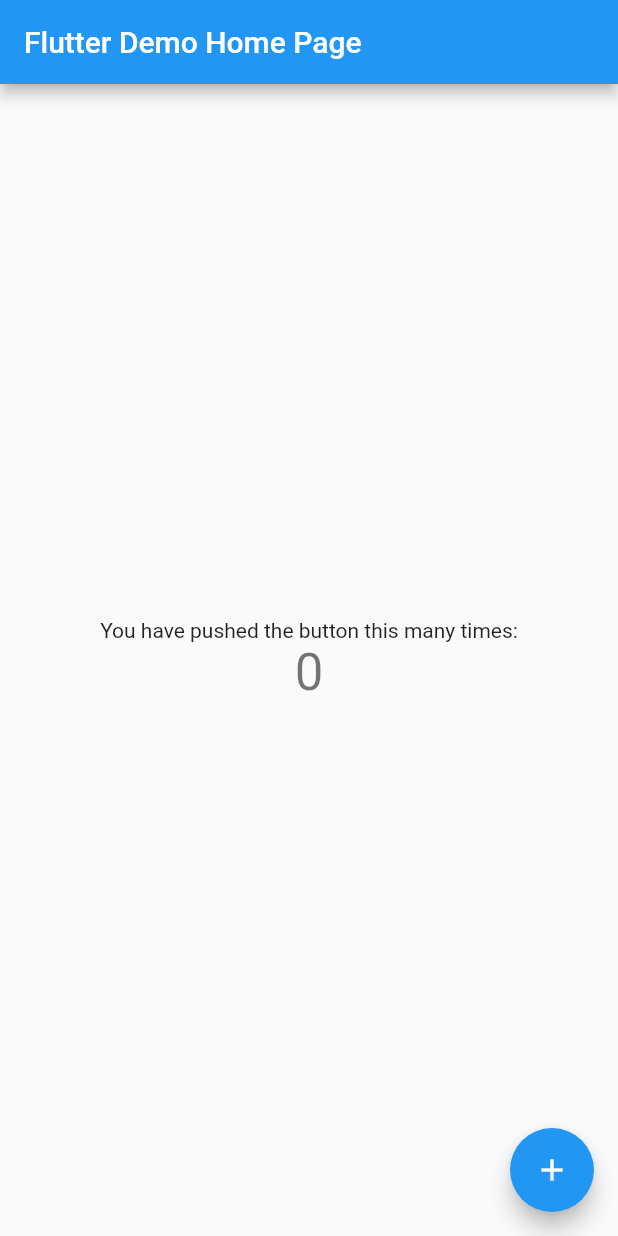
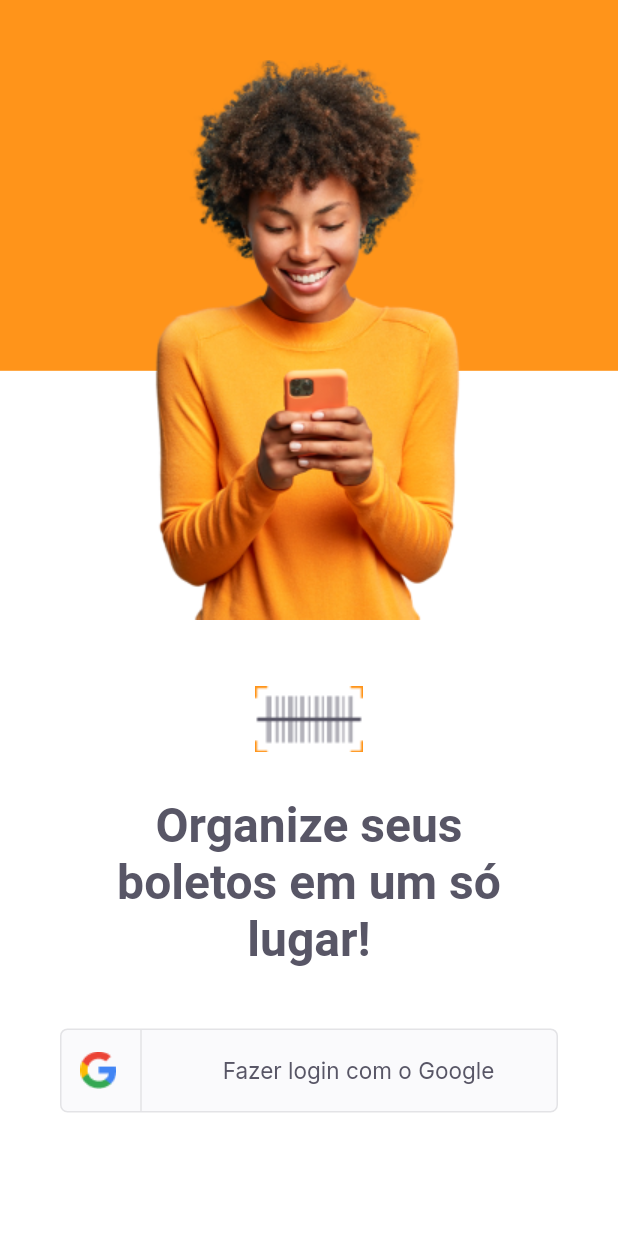
Before and after one commit to theluanz/payflow-flutter, a Flutter app: the screen it shows after launch, on a phone screen of 412 x 824 dp. Run offline on Flutter 3.47's test engine with Material 2 defaults, Android fonts, the phone set to English and light mode, and no system bars; our stand-ins replace google_fonts.

Commit message:
Themes and Splash & Login Screen

```diff
--- a/lib/main.dart
+++ b/lib/main.dart
@@ -1,115 +1,24 @@
 import 'package:flutter/material.dart';
+import 'package:payflow/shared/themes/app_colors.dart';
+import 'package:payflow/modules/login/login_page.dart';
+import 'package:payflow/modules/splash/splash_page.dart';
 
 void main() {
-  runApp(const MyApp());
+  runApp(AppWidget());
 }
 
-class MyApp extends StatelessWidget {
-  const MyApp({Key? key}) : super(key: key);
+class AppWidget extends StatelessWidget {
+  const AppWidget({Key? key}) : super(key: key);
 
   // This widget is the root of your application.
   @override
   Widget build(BuildContext context) {
     return MaterialApp(
-      title: 'Flutter Demo',
+      title: 'Pay Flow',
       theme: ThemeData(
-        // This is the theme of your application.
-        //
-        // Try running your application with "flutter run". You'll see the
-        // application has a blue toolbar. Then, without quitting the app, try
-        // changing the primarySwatch below to Colors.green and then invoke
-        // "hot reload" (press "r" in the console where you ran "flutter run",
-        // or simply save your changes to "hot reload" in a Flutter IDE).
-        // Notice that the counter didn't reset back to zero; the application
-        // is not restarted.
-        primarySwatch: Colors.blue,
+        primaryColor: AppColors.primary,
       ),
-      home: const MyHomePage(title: 'Flutter Demo Home Page'),
+      home: const LoginPage(),
     );
   }
 }
-
-class MyHomePage extends StatefulWidget {
-  const MyHomePage({Key? key, required this.title}) : super(key: key);
-
-  // This widget is the home page of your application. It is stateful, meaning
-  // that it has a State object (defined below) that contains fields that affect
-  // how it looks.
-
-  // This class is the configuration for the state. It holds the values (in this
-  // case the title) provided by the parent (in this case the App widget) and
-  // used by the build method of the State. Fields in a Widget subclass are
-  // always marked "final".
-
-  final String title;
-
-  @override
-  State<MyHomePage> createState() => _MyHomePageState();
-}
-
-class _MyHomePageState extends State<MyHomePage> {
-  int _counter = 0;
-
-  void _incrementCounter() {
-    setState(() {
-      // This call to setState tells the Flutter framework that something has
-      // changed in this State, which causes it to rerun the build method below
-      // so that the display can reflect the updated values. If we changed
-      // _counter without calling setState(), then the build method would not be
-      // called again, and so nothing would appear to happen.
-      _counter++;
-    });
-  }
-
-  @override
-  Widget build(BuildContext context) {
-    // This method is rerun every time setState is called, for instance as done
-    // by the _incrementCounter method above.
-    //
-    // The Flutter framework has been optimized to make rerunning build methods
-    // fast, so that you can just rebuild anything that needs updating rather
-    // than having to individually change instances of widgets.
-    return Scaffold(
-      appBar: AppBar(
-        // Here we take the value from the MyHomePage object that was created by
-        // the App.build method, and use it to set our appbar title.
-        title: Text(widget.title),
-      ),
-      body: Center(
-        // Center is a layout widget. It takes a single child and positions it
-        // in the middle of the parent.
-        child: Column(
-          // Column is also a layout widget. It takes a list of children and
-          // arranges them vertically. By default, it sizes itself to fit its
-          // children horizontally, and tries to be as tall as its parent.
-          //
-          // Invoke "debug painting" (press "p" in the console, choose the
-          // "Toggle Debug Paint" action from the Flutter Inspector in Android
-          // Studio, or the "Toggle Debug Paint" command in Visual Studio Code)
-          // to see the wireframe for each widget.
-          //
-          // Column has various properties to control how it sizes itself and
-          // how it positions its children. Here we use mainAxisAlignment to
-          // center the children vertically; the main axis here is the vertical
-          // axis because Columns are vertical (the cross axis would be
-          // horizontal).
-          mainAxisAlignment: MainAxisAlignment.center,
-          children: <Widget>[
-            const Text(
-              'You have pushed the button this many times:',
-            ),
-            Text(
-              '$_counter',
-              style: Theme.of(context).textTheme.headline4,
-            ),
-          ],
-        ),
-      ),
-      floatingActionButton: FloatingActionButton(
-        onPressed: _incrementCounter,
-        tooltip: 'Increment',
-        child: const Icon(Icons.add),
-      ), // This trailing comma makes auto-formatting nicer for build methods.
-    );
-  }
-}
--- /dev/null
+++ b/lib/modules/home/home_page.dart
@@ -0,0 +1,16 @@
+import 'package:flutter/material.dart';
+import 'package:flutter/src/foundation/key.dart';
+import 'package:flutter/src/widgets/framework.dart';
+
+class HomePage extends StatelessWidget {
+  const HomePage({Key? key}) : super(key: key);
+
+  @override
+  Widget build(BuildContext context) {
+    return Scaffold(
+      appBar: AppBar(
+        title: Text("Home Page"),
+      ),
+    );
+  }
+}
--- /dev/null
+++ b/lib/modules/login/login_page.dart
@@ -0,0 +1,70 @@
+import 'package:flutter/material.dart';
+import 'package:payflow/shared/themes/app_colors.dart';
+import 'package:payflow/shared/themes/app_images.dart';
+import 'package:payflow/shared/themes/app_text_styles.dart';
+import 'package:payflow/shared/widgets/social_login/social_login_button.dart';
+
+class LoginPage extends StatefulWidget {
+  const LoginPage({Key? key}) : super(key: key);
+
+  @override
+  State<LoginPage> createState() => _LoginPageState();
+}
+
+class _LoginPageState extends State<LoginPage> {
+  @override
+  Widget build(BuildContext context) {
+    final size = MediaQuery.of(context).size;
+    return Scaffold(
+        backgroundColor: AppColors.background,
+        body: SizedBox(
+          width: size.width,
+          height: size.height,
+          child: Stack(children: [
+            Container(
+              color: AppColors.primary,
+              width: size.width,
+              height: size.height * 0.3,
+            ),
+            Positioned(
+                top: 40,
+                left: 0,
+                right: 0,
+                child: Image.asset(
+                  AppImages.person,
+                  width: 208,
+                  height: 373,
+                )),
+            Positioned(
+              bottom: size.height * 0.1,
+              left: 0,
+              right: 0,
+              child: Column(
+                mainAxisAlignment: MainAxisAlignment.center,
+                crossAxisAlignment: CrossAxisAlignment.center,
+                children: [
+                  Image.asset(AppImages.logomini),
+                  Padding(
+                    padding:
+                        const EdgeInsets.only(top: 30, left: 70, right: 70),
+                    child: Text("Organize seus boletos em um só lugar!",
+                        style: TextStyles.titleHome,
+                        textAlign: TextAlign.center),
+                  ),
+                  Padding(
+                    padding: const EdgeInsets.only(top: 40, left: 40, right: 40),
+                    child: SocialLoginButton(
+                      onTap: (){
+                        print("clicou");
+
+                      }
+                    ),
+                  )
+                ],
+              ),
+            )
+          ]),
+        ));
+  }
+
+}
--- /dev/null
+++ b/lib/modules/splash/splash_page.dart
@@ -0,0 +1,20 @@
+import 'package:flutter/material.dart';
+import 'package:flutter/material.dart';
+import 'package:payflow/shared/themes/app_colors.dart';
+import 'package:payflow/shared/themes/app_images.dart';
+
+class SplashPage extends StatelessWidget {
+  const SplashPage({Key? key}) : super(key: key);
+
+  @override
+  Widget build(BuildContext context) {
+    return Scaffold(
+        backgroundColor: AppColors.background,
+        body: Stack(
+          children: [
+            Center(child: Image.asset(AppImages.union)),
+            Center(child: Image.asset(AppImages.logoFull))
+          ],
+        ));
+  }
+}
--- /dev/null
+++ b/lib/shared/themes/app_colors.dart
@@ -0,0 +1,14 @@
+import 'package:flutter/material.dart';
+
+class AppColors {
+  static final primary = Color(0xFFFF941A);
+  static final secondary = Color(0xFF585666);
+  static final grey = Color(0xFF585666);
+  static final delete = Color(0xFFE83F5B);
+  static final heading = Color(0xFF585666);
+  static final body = Color(0xFF706E7A);
+  static final stroke = Color(0xFFE3E3E6);
+  static final shape = Color(0xFFFAFAFC);
+  static final background = Color(0xFFFFFFFF);
+  static final input = Color(0xFFB1B0B8);
+}
--- /dev/null
+++ b/lib/shared/themes/app_images.dart
@@ -0,0 +1,7 @@
+class AppImages {
+  static const logoFull = "assets/images/logofull.png";
+  static const logomini = "assets/images/logomini.png";
+  static const union = "assets/images/union.png";
+  static const person = "assets/images/person.png";
+  static const google = "assets/images/google.png";
+}
--- /dev/null
+++ b/lib/shared/themes/app_text_styles.dart
@@ -0,0 +1,116 @@
+import 'package:flutter/material.dart';
+import 'package:google_fonts/google_fonts.dart';
+import 'package:payflow/shared/themes/app_colors.dart';
+
+class TextStyles {
+  static final titleHome = GoogleFonts.lexendDeca(
+    fontSize: 32,
+    fontWeight: FontWeight.w600,
+    color: AppColors.heading,
+  );
+  static final titleRegular = GoogleFonts.lexendDeca(
+    fontSize: 20,
+    fontWeight: FontWeight.w400,
+    color: AppColors.background,
+  );
+  static final titleBoldHeading = GoogleFonts.lexendDeca(
+    fontSize: 20,
+    fontWeight: FontWeight.w600,
+    color: AppColors.heading,
+  );
+  static final titleBoldBackground = GoogleFonts.lexendDeca(
+    fontSize: 20,
+    fontWeight: FontWeight.w600,
+    color: AppColors.background,
+  );
+  static final titleListTile = GoogleFonts.lexendDeca(
+    fontSize: 17,
+    fontWeight: FontWeight.w600,
+    color: AppColors.heading,
+  );
+  static final trailingRegular = GoogleFonts.lexendDeca(
+    fontSize: 16,
+    fontWeight: FontWeight.w400,
+    color: AppColors.heading,
+  );
+  static final trailingBold = GoogleFonts.lexendDeca(
+    fontSize: 16,
+    fontWeight: FontWeight.w600,
+    color: AppColors.heading,
+  );
+  static final buttonPrimary = GoogleFonts.inter(
+    fontSize: 15,
+    fontWeight: FontWeight.w400,
+    color: AppColors.primary,
+  );
+  static final buttonHeading = GoogleFonts.inter(
+    fontSize: 15,
+    fontWeight: FontWeight.w400,
+    color: AppColors.heading,
+  );
+  static final buttonGray = GoogleFonts.inter(
+    fontSize: 15,
+    fontWeight: FontWeight.w400,
+    color: AppColors.grey,
+  );
+  static final buttonBackground = GoogleFonts.inter(
+    fontSize: 15,
+    fontWeight: FontWeight.w400,
+    color: AppColors.background,
+  );
+  static final buttonBoldPrimary = GoogleFonts.inter(
+    fontSize: 15,
+    fontWeight: FontWeight.w700,
+    color: AppColors.primary,
+  );
+  static final buttonBoldHeading = GoogleFonts.inter(
+    fontSize: 15,
+    fontWeight: FontWeight.w700,
+    color: AppColors.heading,
+  );
+  static final buttonBoldGray = GoogleFonts.inter(
+    fontSize: 15,
+    fontWeight: FontWeight.w700,
+    color: AppColors.grey,
+  );
+  static final buttonBoldBackground = GoogleFonts.inter(
+    fontSize: 15,
+    fontWeight: FontWeight.w700,
+    color: AppColors.background,
+  );
+  static final input = GoogleFonts.inter(
+    fontSize: 15,
+    fontWeight: FontWeight.w400,
+    color: AppColors.input,
+  );
+  static final captionBackground = GoogleFonts.inter(
+    fontSize: 13,
+    fontWeight: FontWeight.w400,
+    color: AppColors.background,
+  );
+  static final captionShape = GoogleFonts.inter(
+    fontSize: 13,
+    fontWeight: FontWeight.w400,
+    color: AppColors.shape,
+  );
+  static final captionBody = GoogleFonts.inter(
+    fontSize: 13,
+    fontWeight: FontWeight.w400,
+    color: AppColors.body,
+  );
+  static final captionBoldBackground = GoogleFonts.inter(
+    fontSize: 13,
+    fontWeight: FontWeight.w600,
+    color: AppColors.background,
+  );
+  static final captionBoldShape = GoogleFonts.inter(
+    fontSize: 13,
+    fontWeight: FontWeight.w600,
+    color: AppColors.shape,
+  );
+  static final captionBoldBody = GoogleFonts.inter(
+    fontSize: 13,
+    fontWeight: FontWeight.w600,
+    color: AppColors.body,
+  );
+}
--- /dev/null
+++ b/lib/shared/widgets/social_login/social_login_button.dart
@@ -0,0 +1,53 @@
+import 'package:flutter/material.dart';
+import 'package:payflow/shared/themes/app_colors.dart';
+import 'package:payflow/shared/themes/app_images.dart';
+import 'package:payflow/shared/themes/app_text_styles.dart';
+
+class SocialLoginButton extends StatelessWidget {
+  final VoidCallback onTap;
+  const SocialLoginButton({Key? key, required this.onTap}) : super(key: key);
+
+  @override
+  Widget build(BuildContext context) {
+    return InkWell(
+      onTap: onTap,
+      child: Container(
+          height: 56,
+          decoration: BoxDecoration(
+              color: AppColors.shape,
+              borderRadius: BorderRadius.circular(5),
+              border:
+                  Border.fromBorderSide(BorderSide(color: AppColors.stroke))),
+          child: Row(
+            children: [
+              Expanded(
+                  flex: 1,
+                  child: Row(
+                    mainAxisAlignment: MainAxisAlignment.center,
+                    children: [
+                      Image.asset(AppImages.google),
+                      const SizedBox(width: 16),
+                      Container(
+                        height: 56,
+                        width: 1,
+                        color: AppColors.stroke,
+                      )
+                    ],
+                  )),
+              Expanded(
+                flex: 4,
+                child: Row(
+                  mainAxisAlignment: MainAxisAlignment.center,
+                  children: [
+                    Text(
+                      "Fazer login com o Google",
+                      style: TextStyles.buttonGray,
+                    ),
+                  ],
+                ),
+              ),
+            ],
+          )),
+    );
+  }
+}
--- a/pubspec.yaml
+++ b/pubspec.yaml
@@ -34,6 +34,7 @@ dependencies:
   # The following adds the Cupertino Icons font to your application.
   # Use with the CupertinoIcons class for iOS style icons.
   cupertino_icons: ^1.0.2
+  google_fonts: ^3.0.1
 
 dev_dependencies:
   flutter_test:
@@ -58,8 +59,8 @@ flutter:
   uses-material-design: true
 
   # To add assets to your application, add an assets section, like this:
-  # assets:
-  #   - images/a_dot_burr.jpeg
+  assets:
+    - assets/images/
   #   - images/a_dot_ham.jpeg
 
   # An image asset can refer to one or more resolution-specific "variants", see
```
Also changed, not shown: assets/images/google.png (added), assets/images/logofull.png (added), assets/images/logomini.png (added), assets/images/person.png (added), assets/images/union.png (added), pubspec.lock, 2 other files.
